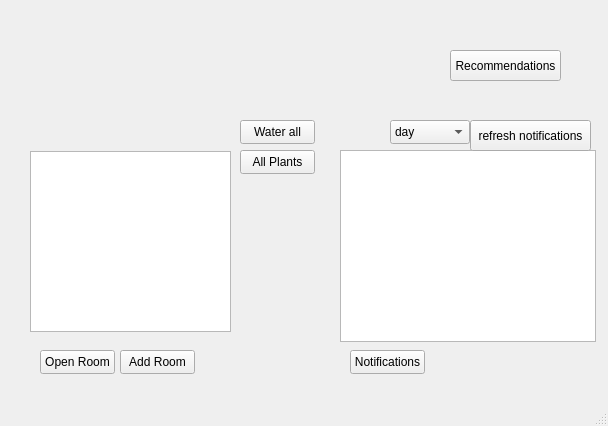
Above: project/ui/main_menu.ui from denzelxav/Plantfolio before the change. Below: the same form after it.
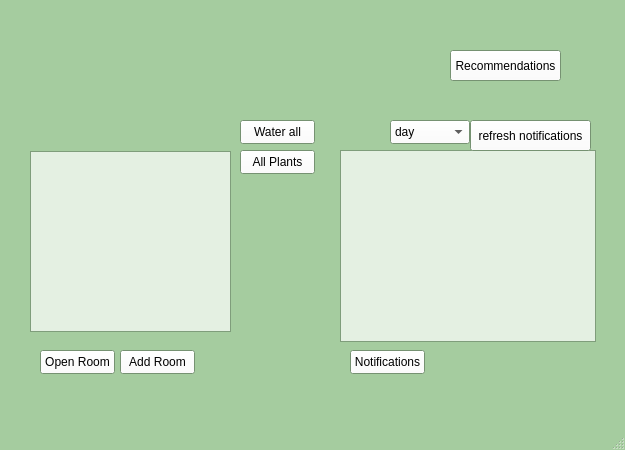
That is the form after the change. Icons and pictures are not drawn.

Commit message: small main_window change

```diff
--- a/project/ui/main_menu.ui
+++ b/project/ui/main_menu.ui
@@ -6,22 +6,167 @@
    <rect>
     <x>0</x>
     <y>0</y>
-    <width>608</width>
-    <height>426</height>
+    <width>625</width>
+    <height>450</height>
    </rect>
   </property>
   <property name="minimumSize">
    <size>
-    <width>608</width>
-    <height>426</height>
+    <width>625</width>
+    <height>450</height>
    </size>
   </property>
   <property name="maximumSize">
    <size>
-    <width>608</width>
-    <height>426</height>
+    <width>625</width>
+    <height>450</height>
    </size>
   </property>
+  <property name="palette">
+   <palette>
+    <active>
+     <colorrole role="Button">
+      <brush brushstyle="SolidPattern">
+       <color alpha="179">
+        <red>255</red>
+        <green>255</green>
+        <blue>255</blue>
+       </color>
+      </brush>
+     </colorrole>
+     <colorrole role="BrightText">
+      <brush brushstyle="SolidPattern">
+       <color alpha="255">
+        <red>64</red>
+        <green>159</green>
+        <blue>63</blue>
+       </color>
+      </brush>
+     </colorrole>
+     <colorrole role="Base">
+      <brush brushstyle="SolidPattern">
+       <color alpha="179">
+        <red>255</red>
+        <green>255</green>
+        <blue>255</blue>
+       </color>
+      </brush>
+     </colorrole>
+     <colorrole role="Window">
+      <brush brushstyle="SolidPattern">
+       <color alpha="255">
+        <red>165</red>
+        <green>204</green>
+        <blue>159</blue>
+       </color>
+      </brush>
+     </colorrole>
+     <colorrole role="Accent">
+      <brush brushstyle="SolidPattern">
+       <color alpha="255">
+        <red>64</red>
+        <green>159</green>
+        <blue>63</blue>
+       </color>
+      </brush>
+     </colorrole>
+    </active>
+    <inactive>
+     <colorrole role="Button">
+      <brush brushstyle="SolidPattern">
+       <color alpha="179">
+        <red>255</red>
+        <green>255</green>
+        <blue>255</blue>
+       </color>
+      </brush>
+     </colorrole>
+     <colorrole role="BrightText">
+      <brush brushstyle="SolidPattern">
+       <color alpha="255">
+        <red>64</red>
+        <green>159</green>
+        <blue>63</blue>
+       </color>
+      </brush>
+     </colorrole>
+     <colorrole role="Base">
+      <brush brushstyle="SolidPattern">
+       <color alpha="179">
+        <red>255</red>
+        <green>255</green>
+        <blue>255</blue>
+       </color>
+      </brush>
+     </colorrole>
+     <colorrole role="Window">
+      <brush brushstyle="SolidPattern">
+       <color alpha="255">
+        <red>165</red>
+        <green>204</green>
+        <blue>159</blue>
+       </color>
+      </brush>
+     </colorrole>
+     <colorrole role="Accent">
+      <brush brushstyle="SolidPattern">
+       <color alpha="255">
+        <red>64</red>
+        <green>159</green>
+        <blue>63</blue>
+       </color>
+      </brush>
+     </colorrole>
+    </inactive>
+    <disabled>
+     <colorrole role="Button">
+      <brush brushstyle="SolidPattern">
+       <color alpha="179">
+        <red>255</red>
+        <green>255</green>
+        <blue>255</blue>
+       </color>
+      </brush>
+     </colorrole>
+     <colorrole role="BrightText">
+      <brush brushstyle="SolidPattern">
+       <color alpha="255">
+        <red>64</red>
+        <green>159</green>
+        <blue>63</blue>
+       </color>
+      </brush>
+     </colorrole>
+     <colorrole role="Base">
+      <brush brushstyle="SolidPattern">
+       <color alpha="255">
+        <red>165</red>
+        <green>204</green>
+        <blue>159</blue>
+       </color>
+      </brush>
+     </colorrole>
+     <colorrole role="Window">
+      <brush brushstyle="SolidPattern">
+       <color alpha="255">
+        <red>165</red>
+        <green>204</green>
+        <blue>159</blue>
+       </color>
+      </brush>
+     </colorrole>
+     <colorrole role="Accent">
+      <brush brushstyle="SolidPattern">
+       <color alpha="255">
+        <red>64</red>
+        <green>159</green>
+        <blue>63</blue>
+       </color>
+      </brush>
+     </colorrole>
+    </disabled>
+   </palette>
+  </property>
   <property name="windowTitle">
    <string>Plantfolio</string>
   </property>
@@ -31,7 +176,7 @@
      <rect>
       <x>0</x>
       <y>-10</y>
-      <width>381</width>
+      <width>421</width>
       <height>131</height>
      </rect>
     </property>
```
Left out of the diff: 2 changed lines with no effect on the pictures. The commit also changes 1 other file.
